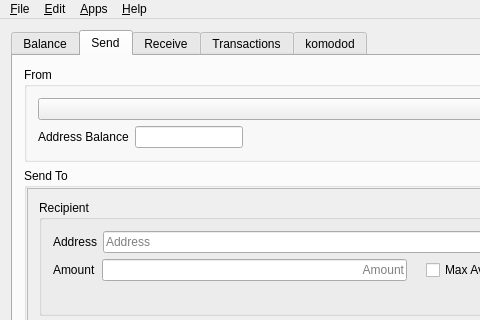
First picture: the form in src/mainwindow.ui, repository DeckerSU/zec-qt-wallet, before the edit; both pictures show x 0 to 480 and y 0 to 320 of the 968 by 616 pixel window.
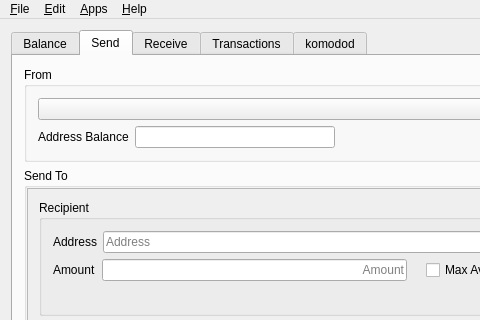
Second picture: the form after the edit. The open tabs and pages were chosen to show the change. Icons and pictures are not drawn. Custom widgets are drawn as their Qt base class.

Commit message: + width of address balance field on send tab

What changed in the file:
```diff
--- a/src/mainwindow.ui
+++ b/src/mainwindow.ui
@@ -279,6 +279,12 @@
                  <verstretch>0</verstretch>
                 </sizepolicy>
                </property>
+               <property name="minimumSize">
+                <size>
+                 <width>200</width>
+                 <height>0</height>
+                </size>
+               </property>
                <property name="alignment">
                 <set>Qt::AlignRight|Qt::AlignTrailing|Qt::AlignVCenter</set>
                </property>
```
